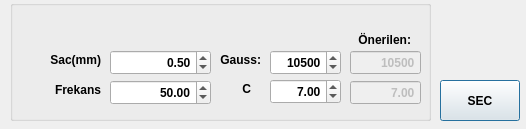
Before: the Qt Designer form QT_file/genel_param.ui in yavuzbektas/transformator_calc, drawn with Qt 5.
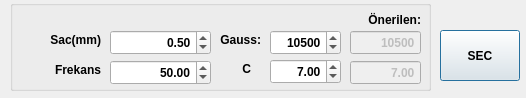
After: the same form once the commit is applied.

Diff of the .ui file:
```diff
--- a/QT_file/genel_param.ui
+++ b/QT_file/genel_param.ui
@@ -7,7 +7,7 @@
     <x>0</x>
     <y>0</y>
     <width>526</width>
-    <height>129</height>
+    <height>98</height>
    </rect>
   </property>
   <property name="windowTitle">
@@ -17,9 +17,9 @@
    <property name="geometry">
     <rect>
      <x>440</x>
-     <y>80</y>
+     <y>30</y>
      <width>80</width>
-     <height>41</height>
+     <height>51</height>
     </rect>
    </property>
    <property name="font">
@@ -38,7 +38,7 @@
      <x>10</x>
      <y>0</y>
      <width>421</width>
-     <height>121</height>
+     <height>91</height>
     </rect>
    </property>
    <property name="font">
@@ -54,7 +54,7 @@
     <property name="geometry">
      <rect>
       <x>100</x>
-      <y>50</y>
+      <y>30</y>
       <width>101</width>
       <height>25</height>
      </rect>
@@ -88,7 +88,7 @@
     <property name="geometry">
      <rect>
       <x>20</x>
-      <y>50</y>
+      <y>30</y>
       <width>71</width>
       <height>20</height>
      </rect>
@@ -104,7 +104,7 @@
     <property name="geometry">
      <rect>
       <x>200</x>
-      <y>50</y>
+      <y>30</y>
       <width>51</width>
       <height>20</height>
      </rect>
@@ -123,7 +123,7 @@
     <property name="geometry">
      <rect>
       <x>260</x>
-      <y>50</y>
+      <y>30</y>
       <width>71</width>
       <height>25</height>
      </rect>
@@ -157,7 +157,7 @@
     <property name="geometry">
      <rect>
       <x>100</x>
-      <y>80</y>
+      <y>60</y>
       <width>101</width>
       <height>25</height>
      </rect>
@@ -185,7 +185,7 @@
     <property name="geometry">
      <rect>
       <x>30</x>
-      <y>80</y>
+      <y>60</y>
       <width>61</width>
       <height>20</height>
      </rect>
@@ -201,7 +201,7 @@
     <property name="geometry">
      <rect>
       <x>190</x>
-      <y>79</y>
+      <y>59</y>
       <width>51</width>
       <height>20</height>
      </rect>
@@ -220,7 +220,7 @@
     <property name="geometry">
      <rect>
       <x>260</x>
-      <y>79</y>
+      <y>59</y>
       <width>71</width>
       <height>25</height>
      </rect>
@@ -254,7 +254,7 @@
     <property name="geometry">
      <rect>
       <x>340</x>
-      <y>80</y>
+      <y>60</y>
       <width>71</width>
       <height>25</height>
      </rect>
@@ -288,7 +288,7 @@
     <property name="geometry">
      <rect>
       <x>340</x>
-      <y>50</y>
+      <y>30</y>
       <width>71</width>
       <height>25</height>
      </rect>
@@ -324,8 +324,8 @@
    <widget class="QLabel" name="label_113">
     <property name="geometry">
      <rect>
-      <x>340</x>
-      <y>30</y>
+      <x>350</x>
+      <y>10</y>
       <width>61</width>
       <height>20</height>
      </rect>
```
Left out of the diff: 5 changed lines with no effect on the pictures.
